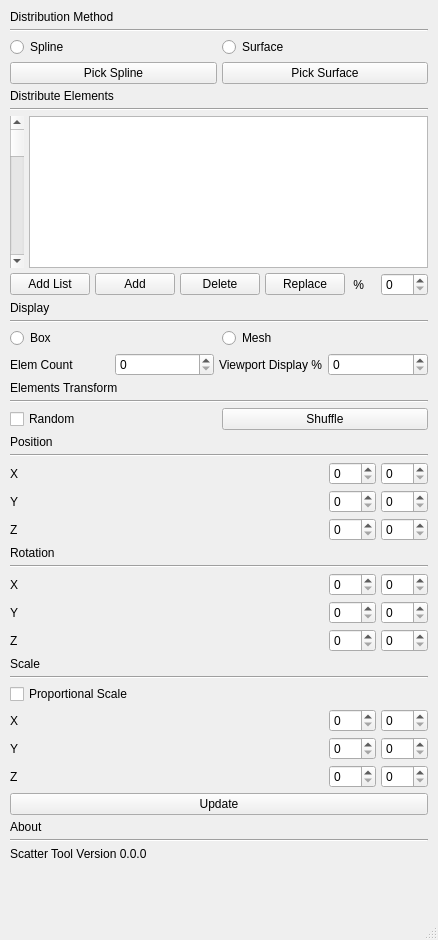
This is scattertool-UI.ui in dleon692/ScatterTool as Qt 5 draws it before an edit. The edited form follows.
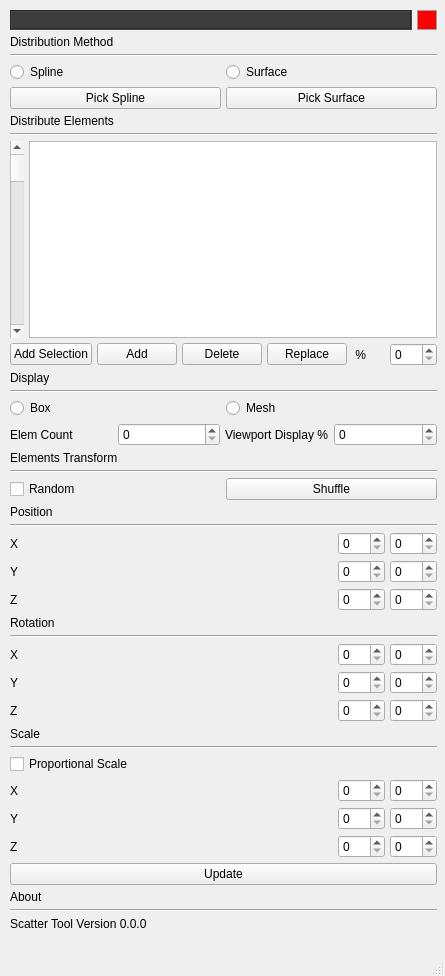
This is the edited form.

Commit message: add viewport display control and fixed surface scattering funtion

```diff
--- a/scattertool-UI.ui
+++ b/scattertool-UI.ui
@@ -6,8 +6,8 @@
    <rect>
     <x>0</x>
     <y>0</y>
-    <width>438</width>
-    <height>940</height>
+    <width>445</width>
+    <height>976</height>
    </rect>
   </property>
   <property name="windowTitle">
@@ -19,11 +19,11 @@
      <rect>
       <x>0</x>
       <y>0</y>
-      <width>438</width>
-      <height>871</height>
+      <width>447</width>
+      <height>941</height>
      </rect>
     </property>
-    <layout class="QVBoxLayout" name="GeneralVertLayout" stretch="0,0,0,0,0,0,0,0,0,0,0,0,0,0,0,0,0,0,0,0,0,0,0,0,0,0,0,0,0,0,0,0,0,0,0">
+    <layout class="QVBoxLayout" name="GeneralVertLayout" stretch="0,0,0,0,0,0,0,0,0,0,0,0,0,0,0,0,0,0,0,0,0,0,0,0,0,0,0,0,0,0,0,0,0,0,0,0">
      <property name="spacing">
       <number>5</number>
      </property>
@@ -42,6 +42,59 @@
      <property name="bottomMargin">
       <number>10</number>
      </property>
+     <item>
+      <layout class="QHBoxLayout" name="horizontalLayout_3">
+       <item>
+        <widget class="QLabel" name="scattergroupname">
+         <property name="autoFillBackground">
+          <bool>false</bool>
+         </property>
+         <property name="styleSheet">
+          <string notr="true">QWidget {
+    background-color: rgb(60, 60, 60);
+}</string>
+         </property>
+         <property name="frameShape">
+          <enum>QFrame::Shape::Box</enum>
+         </property>
+         <property name="frameShadow">
+          <enum>QFrame::Shadow::Sunken</enum>
+         </property>
+         <property name="text">
+          <string/>
+         </property>
+        </widget>
+       </item>
+       <item>
+        <widget class="QFrame" name="colorbox">
+         <property name="minimumSize">
+          <size>
+           <width>20</width>
+           <height>20</height>
+          </size>
+         </property>
+         <property name="maximumSize">
+          <size>
+           <width>20</width>
+           <height>20</height>
+          </size>
+         </property>
+         <property name="styleSheet">
+          <string notr="true">QFrame {
+    background-color: rgb(255, 0, 0);  /* gris claro */
+    border: 1px solid #A0A0A0;
+}</string>
+         </property>
+         <property name="frameShape">
+          <enum>QFrame::Shape::StyledPanel</enum>
+         </property>
+         <property name="frameShadow">
+          <enum>QFrame::Shadow::Raised</enum>
+         </property>
+        </widget>
+       </item>
+      </layout>
+     </item>
      <item>
       <widget class="QLabel" name="label_dmethod">
        <property name="text">
@@ -125,7 +178,7 @@
        <item>
         <widget class="QPushButton" name="pushButton_addList">
          <property name="text">
-          <string>Add List</string>
+          <string>Add Selection</string>
          </property>
         </widget>
        </item>
```
Left out of the diff: 10 changed lines with no effect on the pictures. The commit also changes 2 other files.
